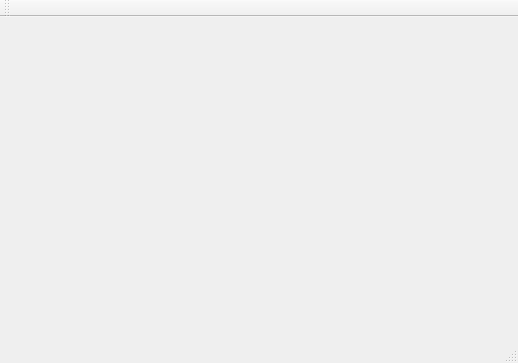
First picture: the form in asunchron/mainwindow.ui, repository SozonovAA/asynchron_model, before the edit.
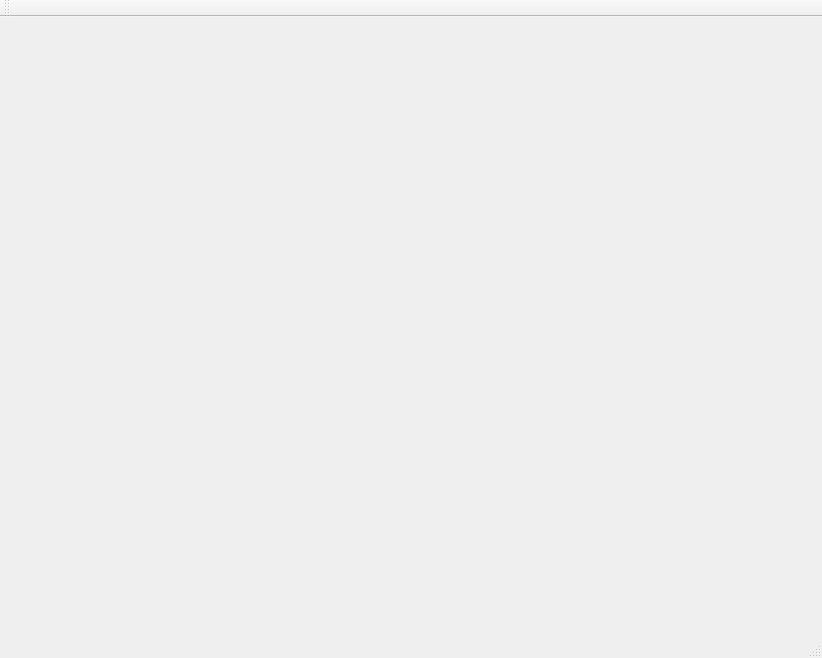
Second picture: the form after the edit. Custom widgets are drawn as their Qt base class.

```diff
--- a/asunchron/mainwindow.ui
+++ b/asunchron/mainwindow.ui
@@ -6,14 +6,25 @@
    <rect>
     <x>0</x>
     <y>0</y>
-    <width>518</width>
-    <height>363</height>
+    <width>822</width>
+    <height>658</height>
    </rect>
   </property>
   <property name="windowTitle">
    <string>MainWindow</string>
   </property>
-  <widget class="QWidget" name="centralWidget"/>
+  <widget class="QWidget" name="centralWidget">
+   <widget class="QCustomPlot" name="widget" native="true">
+    <property name="geometry">
+     <rect>
+      <x>80</x>
+      <y>90</y>
+      <width>651</width>
+      <height>451</height>
+     </rect>
+    </property>
+   </widget>
+  </widget>
   <widget class="QMenuBar" name="menuBar">
    <property name="geometry">
     <rect>
@@ -35,6 +46,14 @@
   <widget class="QStatusBar" name="statusBar"/>
  </widget>
  <layoutdefault spacing="6" margin="11"/>
+ <customwidgets>
+  <customwidget>
+   <class>QCustomPlot</class>
+   <extends>QWidget</extends>
+   <header>qcustomplot.h</header>
+   <container>1</container>
+  </customwidget>
+ </customwidgets>
  <resources/>
  <connections/>
 </ui>
```
Left out of the diff: 2 changed lines with no effect on the pictures.
